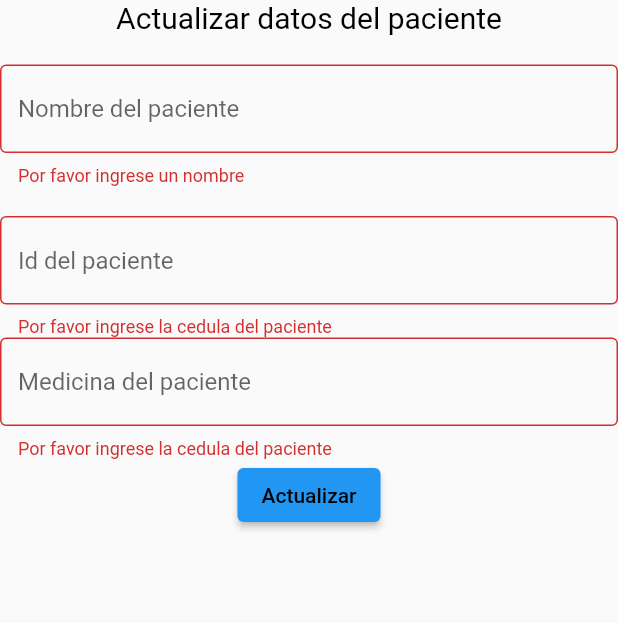
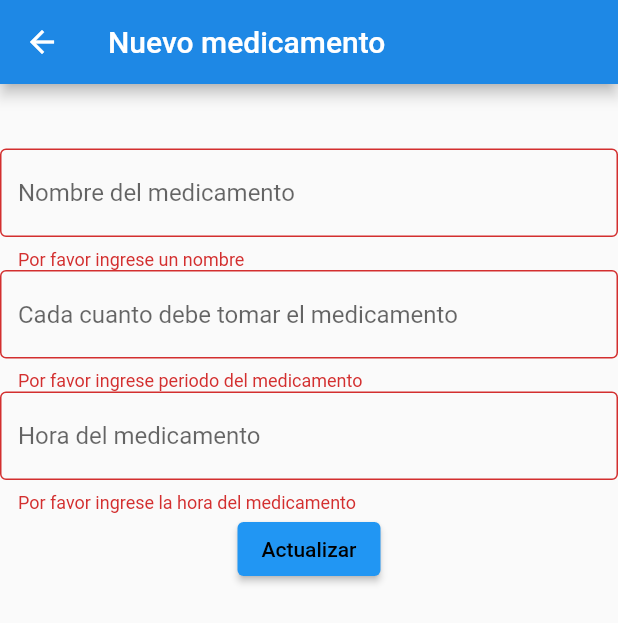
Before and after one commit to Dlondono/mediminder, a Flutter app: the SettingsForm screen opened directly with empty values, after a tap on "Actualizar", on a phone screen of 412 x 824 dp. Shown: the top 623 px of the screen. Run offline on Flutter 3.47's test engine with Material 2 defaults, Android fonts, the phone set to English and light mode, and no system bars; our stand-ins replace awesome_notifications, cloud_firestore, firebase_auth, firebase_core, sizer; missing offline and left inert: slide_digital_clock; accounts and stored records are empty.

Commit message:
medicamentos nuevos en nueva pagina

```diff
--- a/lib/screens/home/InterfazSupervisor.dart
+++ b/lib/screens/home/InterfazSupervisor.dart
@@ -1,4 +1,3 @@
-import 'package:cloud_firestore/cloud_firestore.dart';
 import 'package:firebase_auth/firebase_auth.dart';
 import 'package:flutter/material.dart';
 import 'package:mediminder/models/paciente.dart';
@@ -7,8 +6,6 @@ import 'package:mediminder/services/database.dart';
 import 'package:provider/provider.dart';
 import 'package:mediminder/screens/home/ListaPacientes.dart';
 import 'package:mediminder/screens/home/pacienteNuevo.dart';
-
-import '../../services/auth.dart';
 import '../../services/auth.dart';
 import 'ListaPacientes.dart';
 
--- a/lib/screens/home/disenoPaciente.dart
+++ b/lib/screens/home/disenoPaciente.dart
@@ -29,6 +29,7 @@ class PacienteDiseno extends StatelessWidget {
             Icons.person
           ),
           title: Text(paciente.nombre),
+            subtitle: Text(paciente.id),
         ),
             TextButton.icon(
               icon: Icon(Icons.settings),
@@ -38,7 +39,9 @@ class PacienteDiseno extends StatelessWidget {
               ),
 
               onPressed: (){
-                _showSettingsPanel();
+                Navigator.push(context, MaterialPageRoute(
+                    builder: (context)=> SettingsForm(paciente: paciente)));
+
               },
             ),
           ],
--- a/lib/screens/home/pacienteNuevo.dart
+++ b/lib/screens/home/pacienteNuevo.dart
@@ -1,13 +1,7 @@
 import 'package:firebase_auth/firebase_auth.dart';
 import 'package:flutter/material.dart';
-import 'package:provider/provider.dart';
-import '../../models/userLocal.dart';
 import '../../services/database.dart';
-import 'InterfazSupervisor.dart';
 import '../../services/auth.dart';
-import '../../services/database.dart';
-import '../../services/database.dart';
-import 'home.dart';
 
 class PacienteNuevo extends StatefulWidget {
   @override
@@ -38,7 +32,7 @@ class _PacienteNuevoState extends State<PacienteNuevo> {
           elevation: 1.0,
           title: Text('Registro paciente?'),
         ),
-        body: Container(
+        body: SingleChildScrollView(
           padding: EdgeInsets.symmetric(vertical: 20.0, horizontal: 50.0),
           child: Form(
             key: _formKey,
--- a/lib/screens/home/settings_form.dart
+++ b/lib/screens/home/settings_form.dart
@@ -16,20 +16,27 @@ class _SettingsFormState extends State<SettingsForm> {
   Paciente _paciente;
   @override
   void initState() {
-      _paciente = Paciente(id: this.widget.paciente.id);
+      _paciente = Paciente(id: this.widget.paciente.id,nombre: this.widget.paciente.nombre);
       super.initState();
   }
 
   final _formKey=GlobalKey<FormState>();
   String _currentName;
-  String _currentId;
-  String _currentMeds;
+  String _currentPeriodo;
+  String _currentHora;
   String _currentUid;
 
   @override
   Widget build(BuildContext context) {
     final user=Provider.of<UserLocal>(context);
-    return StreamBuilder<UserData>(
+    return Scaffold(
+      appBar: AppBar(
+        backgroundColor: Colors.blue[600],
+
+        title: Text('Nuevo medicamento'),
+      ),
+      body: SingleChildScrollView(
+        child: StreamBuilder<UserData>(
             stream: DatabaseService(uid: user.uid).userData,
             builder: (context, snapshot) {
               if (snapshot.hasData) {
@@ -40,7 +47,7 @@ class _SettingsFormState extends State<SettingsForm> {
                   child: Column(
                     children: <Widget>[
                       Text(
-                    "Actualizar datos del paciente",
+                        _paciente.nombre,
                         style: TextStyle(
                           fontSize: 20.0,
                           color: Colors.black,
@@ -49,37 +56,36 @@ class _SettingsFormState extends State<SettingsForm> {
                       SizedBox(height: 20.0),
                       TextFormField(
                         decoration: InputDecoration(border: OutlineInputBorder(),
-                    hintText: "Nombre del paciente"
+                        hintText: "Nombre del medicamento"
                         ),
-                    initialValue: _paciente.nombre,
+                        //initialValue: _paciente.nombre,
                         validator: (val) =>
                         val.isEmpty
                             ? "Por favor ingrese un nombre"
                             : null,
                         onChanged: (val) => setState(() => _currentName = val),
                       ),
-                  SizedBox(height: 20.0),
                       TextFormField(
                         decoration: InputDecoration(border: OutlineInputBorder(),
-                      hintText: "Id del paciente"
+                          hintText: "Cada cuanto debe tomar el medicamento"
                         ),
-                    initialValue: _paciente.id,
+                        //initialValue: _paciente.id,
                         validator: (val) =>
                         val.isEmpty
-                        ? "Por favor ingrese la cedula del paciente"
+                            ? "Por favor ingrese periodo del medicamento"
                             : null,
-                    onChanged: (val) => setState(() => _currentId = val),
+                        onChanged: (val) => setState(() => _currentPeriodo = val),
                       ),
                       TextFormField(
                         decoration: InputDecoration(border: OutlineInputBorder(),
-                        hintText: "Medicina del paciente"
+                            hintText: "Hora del medicamento"
                         ),
-                    initialValue: _paciente.medicina,
+                        //initialValue: _paciente.medicina,
                         validator: (val) =>
                         val.isEmpty
-                        ? "Por favor ingrese la cedula del paciente"
+                            ? "Por favor ingrese la hora del medicamento"
                             : null,
-                    onChanged: (val) => setState(() => _currentMeds = val),
+                        onChanged: (val) => setState(() => _currentHora = val),
                       ),
                       ElevatedButton(
                           child: Text(
@@ -95,7 +101,8 @@ class _SettingsFormState extends State<SettingsForm> {
                                 //_currentMeds ?? _paciente.medicina,
                                 _currentUid ?? _paciente.idSuper,
                               ); */
-                          await DatabaseService(uid: _paciente.id).addMedicine(_paciente.id,"30","23:00","acetominafen","8");
+                              await DatabaseService(uid: _paciente.id)
+                                  .addMedicine(_paciente.id,"30",_currentHora,_currentName,_currentPeriodo);
                               Navigator.pop(context);
                             }
                           }
@@ -106,6 +113,8 @@ class _SettingsFormState extends State<SettingsForm> {
                 );
               }else return null;
             }
+        ),
+      ),
     );
   }
 }
```
Also changed, not shown: pubspec.lock. Lines whose indentation alone changed are shown as unchanged.
